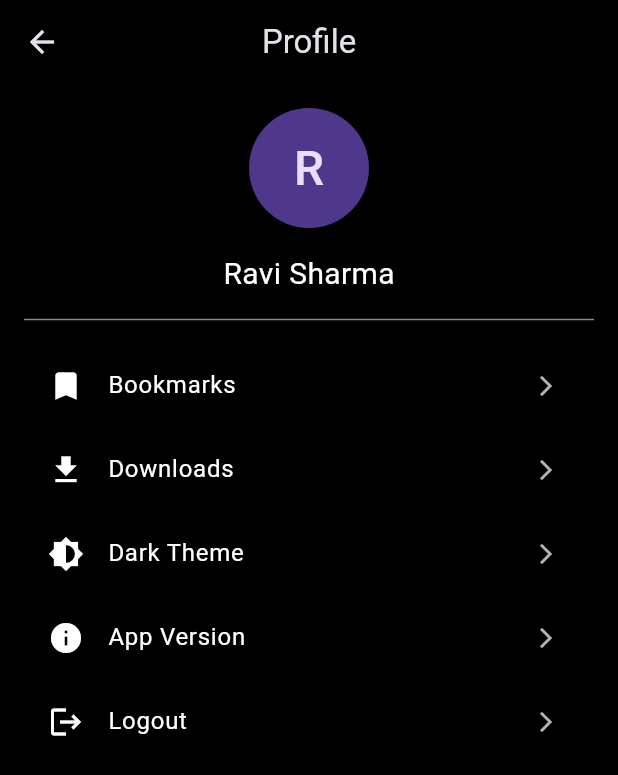
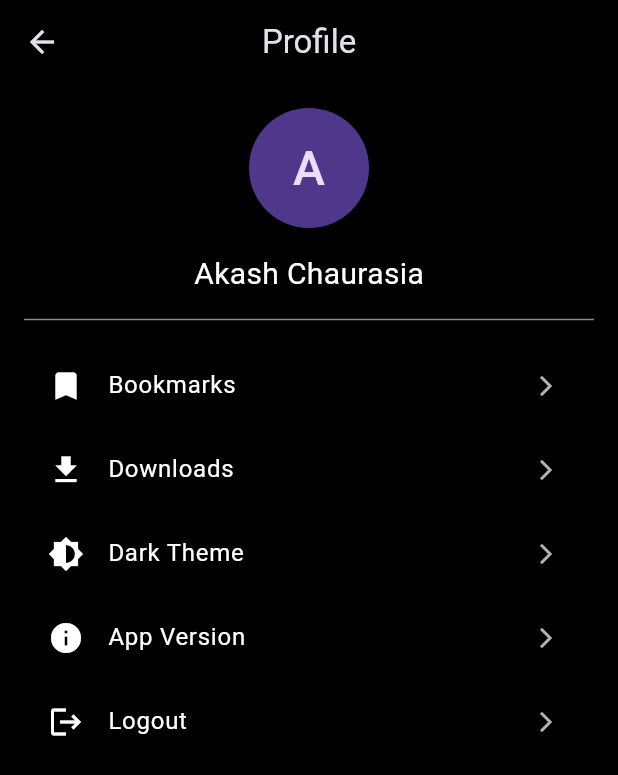
Before and after one commit to skyA3101/movie_database_application, a Flutter app: the ProfileScreen screen opened by its route, on a phone screen of 412 x 824 dp. Shown: the top 775 px of the screen. Run offline on Flutter 3.47's test engine with Material 2 defaults, Android fonts, the phone set to English and light mode, and no system bars; our stand-ins replace cached_network_image, dio, share_plus, sqflite, youtube_player_flutter; accounts and stored records are empty; network calls fail.

```diff
--- a/lib/core/constants/strings.dart
+++ b/lib/core/constants/strings.dart
@@ -1,4 +1,4 @@
 class AppStrings {
-  static String appName = 'MovieMania';
-  static String userName = 'Ravi Sharma';
+  static String appName = 'Movie Database Application';
+  static String userName = 'Akash Chaurasia';
 }
--- a/lib/main.dart
+++ b/lib/main.dart
@@ -13,13 +13,13 @@ void main() {
         ChangeNotifierProvider(create: (context) => SearchScreenProvider.instance()),
         ChangeNotifierProvider(create: (context) => BookmarksProvider.instance()),
       ],
-      child: const MovieManiaApp(),
+      child: const MovieDatabaseApplication(),
     ),
   );
 }
 
-class MovieManiaApp extends StatelessWidget {
-  const MovieManiaApp({super.key});
+class MovieDatabaseApplication extends StatelessWidget {
+  const MovieDatabaseApplication({super.key});
 
   @override
   Widget build(BuildContext context) {
--- a/pubspec.yaml
+++ b/pubspec.yaml
@@ -19,7 +19,7 @@ publish_to: 'none' # Remove this line if you wish to publish to pub.dev
 version: 1.0.0+1
 
 environment:
-  sdk: '>=3.0.5 <4.0.0'
+  sdk: '>=3.0.0 <4.0.0'
 
 # Dependencies specify other packages that your package needs in order to work.
 # To automatically upgrade your package dependencies to the latest versions
```
Also changed, not shown: lib/presentation/splash_screen.dart (+10 -6 lines), 2 other files.
